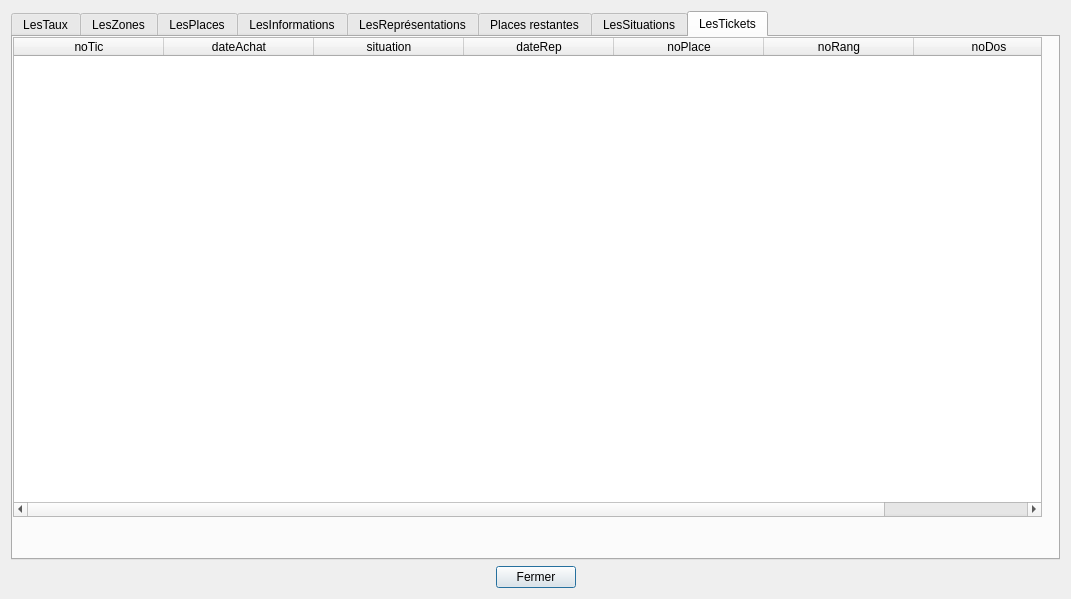
Yalkann/ProjetCEBD, file gui/v1_tablesData.ui: the form before one commit.
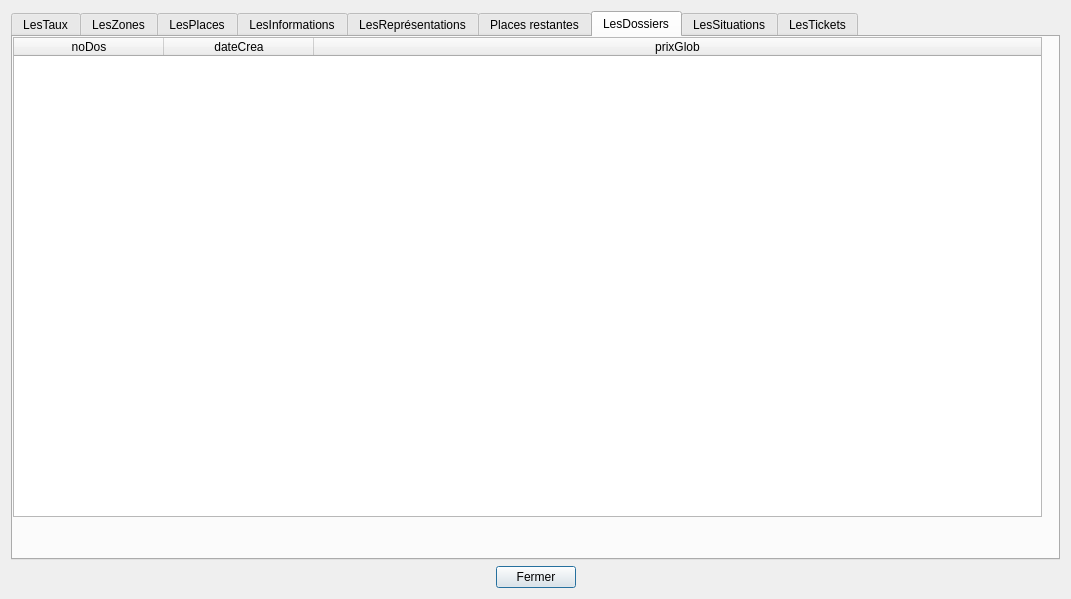
The form after the commit. The open tabs and pages were chosen to show the change.

```diff
--- a/gui/v1_tablesData.ui
+++ b/gui/v1_tablesData.ui
@@ -727,6 +727,131 @@
        </property>
       </widget>
      </widget>
+     <widget class="QWidget" name="tabDossiers">
+      <attribute name="title">
+       <string>LesDossiers</string>
+      </attribute>
+      <widget class="QTableWidget" name="tableDossiers">
+       <property name="geometry">
+        <rect>
+         <x>0</x>
+         <y>0</y>
+         <width>1029</width>
+         <height>480</height>
+        </rect>
+       </property>
+       <property name="sizePolicy">
+        <sizepolicy hsizetype="Expanding" vsizetype="Expanding">
+         <horstretch>0</horstretch>
+         <verstretch>0</verstretch>
+        </sizepolicy>
+       </property>
+       <property name="minimumSize">
+        <size>
+         <width>0</width>
+         <height>400</height>
+        </size>
+       </property>
+       <property name="baseSize">
+        <size>
+         <width>0</width>
+         <height>0</height>
+        </size>
+       </property>
+       <property name="layoutDirection">
+        <enum>Qt::LeftToRight</enum>
+       </property>
+       <property name="columnCount">
+        <number>3</number>
+       </property>
+       <attribute name="horizontalHeaderCascadingSectionResizes">
+        <bool>true</bool>
+       </attribute>
+       <attribute name="horizontalHeaderMinimumSectionSize">
+        <number>50</number>
+       </attribute>
+       <attribute name="horizontalHeaderDefaultSectionSize">
+        <number>150</number>
+       </attribute>
+       <attribute name="horizontalHeaderHighlightSections">
+        <bool>true</bool>
+       </attribute>
+       <attribute name="horizontalHeaderStretchLastSection">
+        <bool>true</bool>
+       </attribute>
+       <attribute name="verticalHeaderVisible">
+        <bool>false</bool>
+       </attribute>
+       <column>
+        <property name="text">
+         <string>noDos</string>
+        </property>
+       </column>
+       <column>
+        <property name="text">
+         <string>dateCrea</string>
+        </property>
+       </column>
+       <column>
+        <property name="text">
+         <string>prixGlob</string>
+        </property>
+       </column>
+      </widget>
+      <widget class="QLabel" name="label_Dossiers">
+       <property name="geometry">
+        <rect>
+         <x>0</x>
+         <y>486</y>
+         <width>1029</width>
+         <height>16</height>
+        </rect>
+       </property>
+       <property name="palette">
+        <palette>
+         <active>
+          <colorrole role="WindowText">
+           <brush brushstyle="SolidPattern">
+            <color alpha="255">
+             <red>255</red>
+             <green>0</green>
+             <blue>0</blue>
+            </color>
+           </brush>
+          </colorrole>
+         </active>
+         <inactive>
+          <colorrole role="WindowText">
+           <brush brushstyle="SolidPattern">
+            <color alpha="255">
+             <red>255</red>
+             <green>0</green>
+             <blue>0</blue>
+            </color>
+           </brush>
+          </colorrole>
+         </inactive>
+         <disabled>
+          <colorrole role="WindowText">
+           <brush brushstyle="SolidPattern">
+            <color alpha="255">
+             <red>120</red>
+             <green>120</green>
+             <blue>120</blue>
+            </color>
+           </brush>
+          </colorrole>
+         </disabled>
+        </palette>
+       </property>
+       <property name="text">
+        <string/>
+       </property>
+       <property name="alignment">
+        <set>Qt::AlignCenter</set>
+       </property>
+      </widget>
+     </widget>
      <widget class="QWidget" name="tabSituations">
       <attribute name="title">
        <string>LesSituations</string>
@@ -935,7 +1060,7 @@
         <enum>Qt::LeftToRight</enum>
        </property>
        <property name="columnCount">
-        <number>7</number>
+        <number>8</number>
        </property>
        <attribute name="horizontalHeaderCascadingSectionResizes">
         <bool>true</bool>
@@ -965,6 +1090,11 @@
          <string>dateAchat</string>
         </property>
        </column>
+       <column>
+        <property name="text">
+         <string>prixTic</string>
+        </property>
+       </column>
        <column>
         <property name="text">
          <string>situation</string>
```
Left out of the diff: 2 changed lines with no effect on the pictures.
